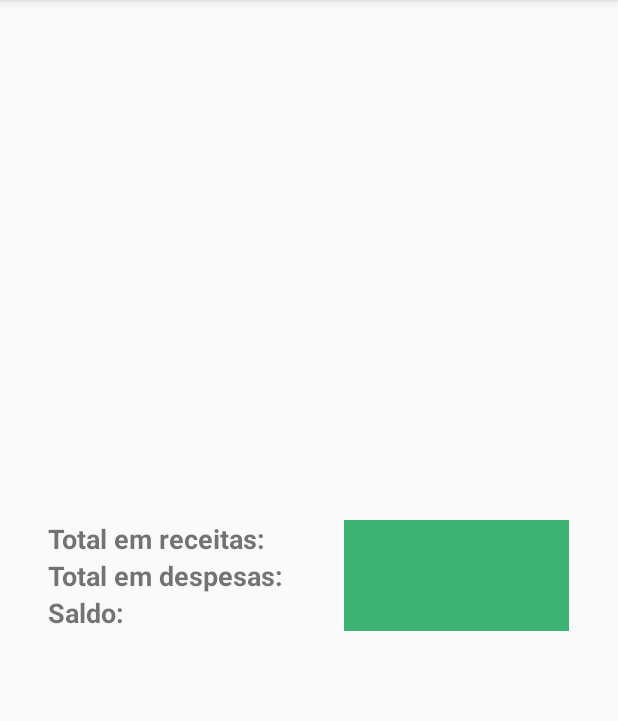
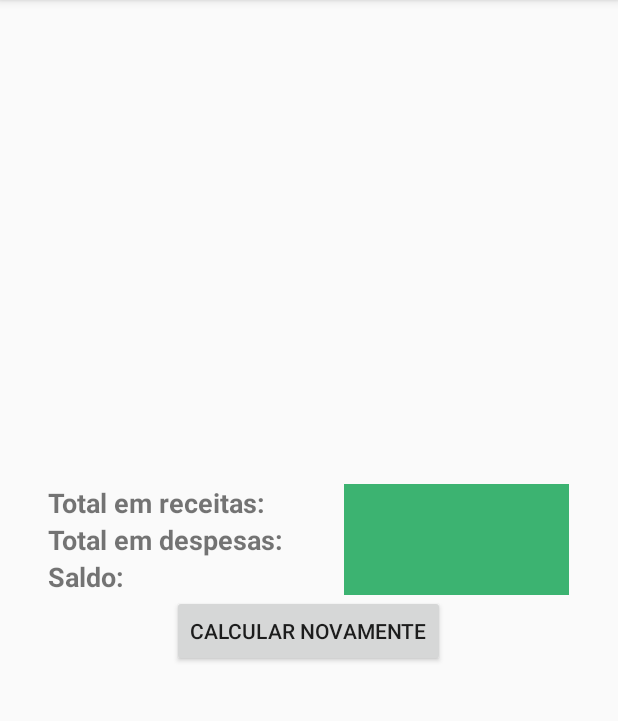
Before and after one commit to MauroTi/OrcamentoDomestico, an Android app: the Main3Activity screen opened directly, with no data from a screen before it, on a phone screen of 412 x 824 dp, the part 84-805 px from its top. Run offline under Robolectric (Android 15) with nearby library versions, the phone set to English and light mode, and no system bars; 12 statements that could not run were skipped.

```diff
--- a/app/src/main/java/com/example/orcamentodomestico/MainActivity.java
+++ b/app/src/main/java/com/example/orcamentodomestico/MainActivity.java
@@ -113,6 +113,7 @@ public class MainActivity extends AppCompatActivity {
       if (contatoExiste == 1) {
         Intent intent = new Intent(MainActivity.this, Main2Activity.class);
         startActivity(intent);
+        finish();
       } else {
         Toast.makeText(
                 MainActivity.this,
--- a/app/src/main/res/drawable/layout_cantos_arredondados.xml
+++ /dev/null
@@ -1,10 +0,0 @@
-<?xml version="1.0" encoding="utf-8"?>
-
-<shape xmlns:tools="http://schemas.android.com/tools"
-    xmlns:Android="http://schemas.Android.com/apk/res/Android"
-    tools:ignore="NamespaceTypo">
-
-
-    <corners Android:radius="10dp"></corners>
-
-</shape>
--- a/app/src/main/res/layout/activity_main2.xml
+++ b/app/src/main/res/layout/activity_main2.xml
@@ -6,7 +6,6 @@
     android:layout_height="match_parent"
     android:layout_gravity="center|top"
     tools:context=".Main2Activity">
-
 
     <LinearLayout
         android:layout_width="match_parent"
--- a/app/src/main/res/layout/activity_main3.xml
+++ b/app/src/main/res/layout/activity_main3.xml
@@ -11,11 +11,7 @@
         android:layout_width="match_parent"
         android:layout_height="match_parent"
         android:gravity="center"
-        android:orientation="vertical"
-        app:layout_constraintBottom_toBottomOf="parent"
-        app:layout_constraintEnd_toEndOf="parent"
-        app:layout_constraintStart_toStartOf="parent"
-        app:layout_constraintTop_toTopOf="parent">
+        android:orientation="vertical">
 
         <LinearLayout
             android:layout_width="match_parent"
@@ -62,38 +58,51 @@
             <LinearLayout
                 android:layout_width="wrap_content"
                 android:layout_height="wrap_content"
-                android:orientation="vertical"
-                android:background="@drawable/layout_cantos_arredondados">
+                android:orientation="vertical">
 
                 <TextView
                     android:id="@+id/receitaFinal"
                     android:layout_width="150dp"
                     android:layout_height="wrap_content"
                     android:layout_weight="1"
-                    android:text="TextView"
                     android:textSize="18sp"
-                    android:textStyle="bold" />
+                    android:textStyle="bold"
+                    android:background="@drawable/rounded_corner" />
 
                 <TextView
                     android:id="@+id/despesaFinal"
                     android:layout_width="150dp"
                     android:layout_height="wrap_content"
                     android:layout_weight="1"
-                    android:text="TextView"
                     android:textSize="18sp"
-                    android:textStyle="bold" />
+                    android:textStyle="bold"
+                    android:background="@drawable/rounded_corner" />
 
                 <TextView
                     android:id="@+id/saldoFinal"
                     android:layout_width="150dp"
                     android:layout_height="wrap_content"
                     android:layout_weight="1"
-                    android:text="TextView"
                     android:textSize="18sp"
-                    android:textStyle="bold" />
+                    android:textStyle="bold"
+                    android:background="@drawable/rounded_corner" />
             </LinearLayout>
 
         </LinearLayout>
 
+        <LinearLayout
+            android:layout_width="wrap_content"
+            android:layout_height="wrap_content"
+            android:orientation="horizontal">
+
+            <Button
+                android:id="@+id/btnVoltar"
+                android:layout_width="wrap_content"
+                android:layout_height="wrap_content"
+                android:layout_weight="1"
+                android:text="Calcular novamente"
+                android:onClick="voltar" />
+        </LinearLayout>
+
     </LinearLayout>
 </androidx.constraintlayout.widget.ConstraintLayout>
--- a/app/src/main/res/layout/activity_main4.xml
+++ b/app/src/main/res/layout/activity_main4.xml
@@ -83,7 +83,7 @@
                         android:baselineAligned="false"
                         android:ems="10"
                         android:gravity="center"
-                        android:hint="Valor"
+                        android:hint="R$ 0,00"
                         android:inputType="numberDecimal"
                         android:textSize="18sp"
                         android:visibility="visible"
--- a/app/src/main/res/layout/activity_splash.xml
+++ b/app/src/main/res/layout/activity_splash.xml
@@ -15,6 +15,6 @@
         app:layout_constraintEnd_toEndOf="parent"
         app:layout_constraintStart_toStartOf="parent"
         app:layout_constraintTop_toTopOf="parent"
-        app:srcCompat="@drawable/batman_logo" />
+        app:srcCompat="@drawable/cash" />
 
 </androidx.constraintlayout.widget.ConstraintLayout>
--- a/app/src/main/res/values/strings.xml
+++ b/app/src/main/res/values/strings.xml
@@ -91,4 +91,6 @@
         "when a user tries to pick up one of cards.\n\n"
     </string>
     <string name="action_settings">Settings</string>
+    <string name="fire">fire</string>
+    <string name="cancel">Cancel</string>
 </resources>
```
Also changed, not shown: app/src/main/AndroidManifest.xml (+2 -6 lines), app/src/main/java/com/example/orcamentodomestico/Main2Activity.java (+49 -7 lines), app/src/main/java/com/example/orcamentodomestico/Main3Activity.java (+11 -0 lines), app/src/main/java/com/example/orcamentodomestico/Main4Activity.java (+30 -6 lines), app/src/main/res/drawable/rounded_corner_inferior.xml (added, +13 -0 lines), app/src/main/res/drawable/rounded_corner_superior.xml (added, +10 -0 lines), app/src/main/res/drawable/cash.png (added), app/src/main/res/mipmap-xhdpi/batman_logo_round.png (added), app/src/main/res/mipmap-xxhdpi/batman_logo.png (added), app/src/main/res/mipmap-xxhdpi/cash_logo.png (added), app/src/main/res/mipmap-xxhdpi/cash_logo_round.png (added).
